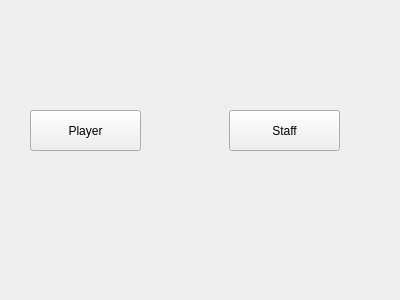
The window that people.ui (TNT57/FootballClubManagementSystem) describes before a commit, drawn with Qt 5.
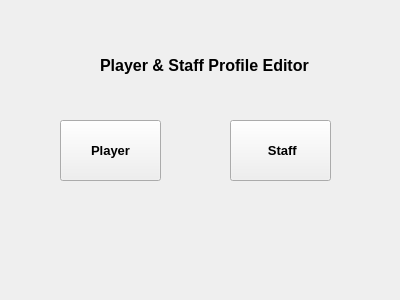
The same window after the commit.

Patch:
```diff
--- a/people.ui
+++ b/people.ui
@@ -16,12 +16,22 @@
   <widget class="QPushButton" name="playerButton">
    <property name="geometry">
     <rect>
-     <x>30</x>
-     <y>110</y>
-     <width>111</width>
-     <height>41</height>
+     <x>60</x>
+     <y>120</y>
+     <width>101</width>
+     <height>61</height>
     </rect>
    </property>
+   <property name="font">
+    <font>
+     <family>Segoe UI</family>
+     <pointsize>10</pointsize>
+     <bold>true</bold>
+    </font>
+   </property>
+   <property name="toolTip">
+    <string>Click here for players' profile</string>
+   </property>
    <property name="text">
     <string>Player</string>
    </property>
@@ -29,16 +39,61 @@
   <widget class="QPushButton" name="staffButton">
    <property name="geometry">
     <rect>
-     <x>229</x>
-     <y>110</y>
-     <width>111</width>
-     <height>41</height>
+     <x>230</x>
+     <y>120</y>
+     <width>101</width>
+     <height>61</height>
     </rect>
    </property>
+   <property name="font">
+    <font>
+     <pointsize>10</pointsize>
+     <bold>true</bold>
+    </font>
+   </property>
+   <property name="toolTip">
+    <string>Click here for staff's profile</string>
+   </property>
    <property name="text">
-    <string>Staff</string>
+    <string> Staff</string>
    </property>
   </widget>
+  <widget class="QLabel" name="backgroundImg">
+   <property name="geometry">
+    <rect>
+     <x>0</x>
+     <y>0</y>
+     <width>401</width>
+     <height>301</height>
+    </rect>
+   </property>
+   <property name="text">
+    <string/>
+   </property>
+  </widget>
+  <widget class="QLabel" name="label">
+   <property name="geometry">
+    <rect>
+     <x>100</x>
+     <y>30</y>
+     <width>271</width>
+     <height>71</height>
+    </rect>
+   </property>
+   <property name="font">
+    <font>
+     <pointsize>12</pointsize>
+     <bold>true</bold>
+    </font>
+   </property>
+   <property name="text">
+    <string>Player &amp; Staff Profile Editor</string>
+   </property>
+  </widget>
+  <zorder>backgroundImg</zorder>
+  <zorder>playerButton</zorder>
+  <zorder>staffButton</zorder>
+  <zorder>label</zorder>
  </widget>
  <resources/>
  <connections/>
```
